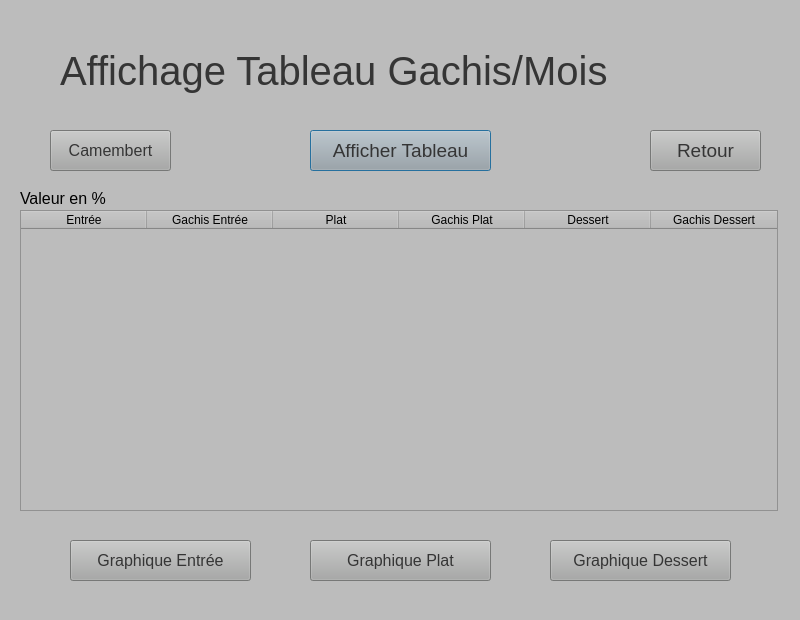
Above: Code/Tableau.ui from Alexandreledeuf/Projet_Innovation before the change. Below: the same form after it.
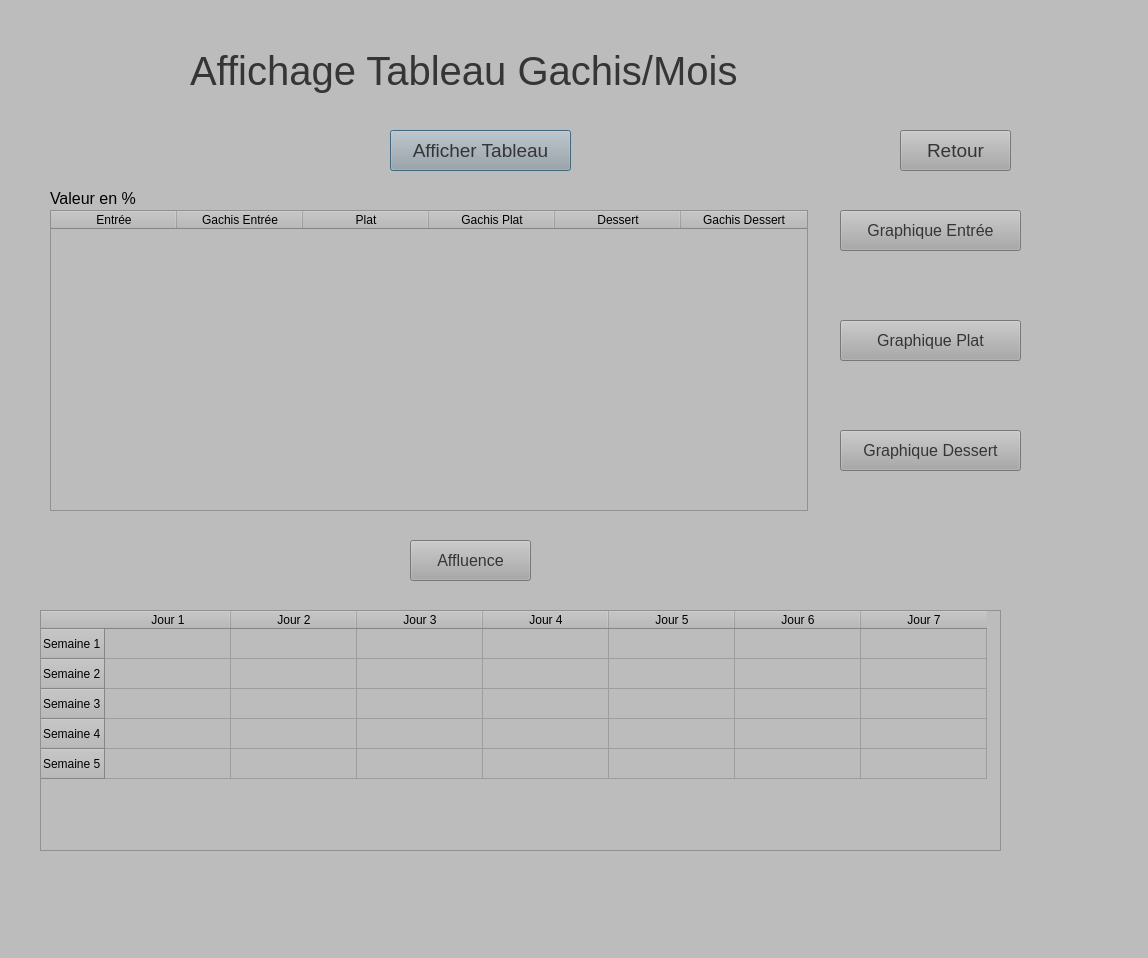
That is the form after the change.

```diff
--- a/Code/Tableau.ui
+++ b/Code/Tableau.ui
@@ -6,8 +6,8 @@
    <rect>
     <x>0</x>
     <y>0</y>
-    <width>800</width>
-    <height>620</height>
+    <width>1148</width>
+    <height>958</height>
    </rect>
   </property>
   <property name="windowTitle">
@@ -19,7 +19,7 @@
   <widget class="QLabel" name="label">
    <property name="geometry">
     <rect>
-     <x>60</x>
+     <x>190</x>
      <y>40</y>
      <width>681</width>
      <height>61</height>
@@ -35,7 +35,7 @@
   <widget class="QPushButton" name="EnterButton">
    <property name="geometry">
     <rect>
-     <x>310</x>
+     <x>390</x>
      <y>130</y>
      <width>181</width>
      <height>41</height>
@@ -466,7 +466,7 @@
   <widget class="QPushButton" name="ReturnButton">
    <property name="geometry">
     <rect>
-     <x>650</x>
+     <x>900</x>
      <y>130</y>
      <width>111</width>
      <height>41</height>
@@ -897,7 +897,7 @@
   <widget class="QTableWidget" name="tableWidget">
    <property name="geometry">
     <rect>
-     <x>20</x>
+     <x>50</x>
      <y>210</y>
      <width>758</width>
      <height>301</height>
@@ -940,7 +940,7 @@
   <widget class="QLabel" name="label_2">
    <property name="geometry">
     <rect>
-     <x>20</x>
+     <x>50</x>
      <y>190</y>
      <width>121</width>
      <height>16</height>
@@ -956,8 +956,8 @@
   <widget class="QPushButton" name="PieButton">
    <property name="geometry">
     <rect>
-     <x>50</x>
-     <y>130</y>
+     <x>410</x>
+     <y>540</y>
      <width>121</width>
      <height>41</height>
     </rect>
@@ -1381,14 +1381,14 @@
     <string notr="true">background-color: rgb(167, 168, 167); font-size:12pt; color:rgb(53, 53, 53)</string>
    </property>
    <property name="text">
-    <string>Camembert</string>
+    <string>Affluence</string>
    </property>
   </widget>
   <widget class="QPushButton" name="DiagramButton">
    <property name="geometry">
     <rect>
-     <x>70</x>
-     <y>540</y>
+     <x>840</x>
+     <y>210</y>
      <width>181</width>
      <height>41</height>
     </rect>
@@ -1818,8 +1818,8 @@
   <widget class="QPushButton" name="DiagramButton_2">
    <property name="geometry">
     <rect>
-     <x>310</x>
-     <y>540</y>
+     <x>840</x>
+     <y>320</y>
      <width>181</width>
      <height>41</height>
     </rect>
@@ -2249,8 +2249,8 @@
   <widget class="QPushButton" name="DiagramButton_3">
    <property name="geometry">
     <rect>
-     <x>550</x>
-     <y>540</y>
+     <x>840</x>
+     <y>430</y>
      <width>181</width>
      <height>41</height>
     </rect>
@@ -2677,6 +2677,79 @@
     <string>Graphique Dessert</string>
    </property>
   </widget>
+  <widget class="QTableWidget" name="tableWidget_2">
+   <property name="geometry">
+    <rect>
+     <x>40</x>
+     <y>610</y>
+     <width>961</width>
+     <height>241</height>
+    </rect>
+   </property>
+   <attribute name="horizontalHeaderDefaultSectionSize">
+    <number>126</number>
+   </attribute>
+   <row>
+    <property name="text">
+     <string>Semaine 1</string>
+    </property>
+   </row>
+   <row>
+    <property name="text">
+     <string>Semaine 2</string>
+    </property>
+   </row>
+   <row>
+    <property name="text">
+     <string>Semaine 3</string>
+    </property>
+   </row>
+   <row>
+    <property name="text">
+     <string>Semaine 4</string>
+    </property>
+   </row>
+   <row>
+    <property name="text">
+     <string>Semaine 5</string>
+    </property>
+   </row>
+   <column>
+    <property name="text">
+     <string>Jour 1</string>
+    </property>
+   </column>
+   <column>
+    <property name="text">
+     <string>Jour 2</string>
+    </property>
+   </column>
+   <column>
+    <property name="text">
+     <string>Jour 3</string>
+    </property>
+   </column>
+   <column>
+    <property name="text">
+     <string>Jour 4</string>
+    </property>
+   </column>
+   <column>
+    <property name="text">
+     <string>Jour 5</string>
+    </property>
+   </column>
+   <column>
+    <property name="text">
+     <string>Jour 6</string>
+    </property>
+   </column>
+   <column>
+    <property name="text">
+     <string>Jour 7</string>
+    </property>
+   </column>
+  </widget>
  </widget>
  <resources/>
  <connections/>
```
